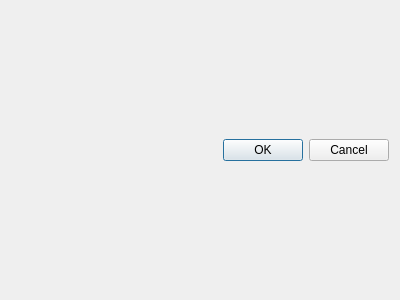
First picture: the form in vertattrsdlg.ui, repository TERRANZ/terragraph2, before the edit.
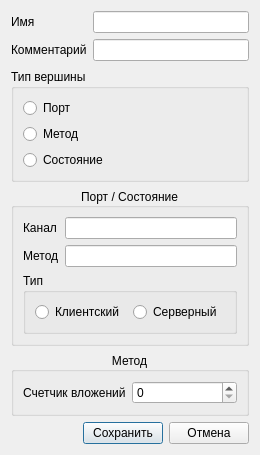
Second picture: the form after the edit.

The edit to the form file:
```diff
--- a/vertattrsdlg.ui
+++ b/vertattrsdlg.ui
@@ -6,24 +6,176 @@
    <rect>
     <x>0</x>
     <y>0</y>
-    <width>400</width>
-    <height>300</height>
+    <width>260</width>
+    <height>455</height>
    </rect>
   </property>
   <property name="windowTitle">
    <string>Dialog</string>
   </property>
-  <layout class="QGridLayout" name="gridLayout">
-   <item row="0" column="0">
-    <widget class="QDialogButtonBox" name="buttonBox">
-     <property name="orientation">
-      <enum>Qt::Horizontal</enum>
+  <layout class="QVBoxLayout" name="verticalLayout_2">
+   <item>
+    <layout class="QFormLayout" name="formLayout">
+     <item row="0" column="0">
+      <widget class="QLabel" name="label">
+       <property name="text">
+        <string>Имя</string>
+       </property>
+      </widget>
+     </item>
+     <item row="1" column="0">
+      <widget class="QLabel" name="label_2">
+       <property name="text">
+        <string>Комментарий</string>
+       </property>
+      </widget>
+     </item>
+     <item row="0" column="1">
+      <widget class="QLineEdit" name="lineEdit"/>
+     </item>
+     <item row="1" column="1">
+      <widget class="QLineEdit" name="lineEdit_2"/>
+     </item>
+    </layout>
+   </item>
+   <item>
+    <widget class="QGroupBox" name="groupBox">
+     <property name="title">
+      <string>Тип вершины</string>
      </property>
-     <property name="standardButtons">
-      <set>QDialogButtonBox::Cancel|QDialogButtonBox::Ok</set>
+     <layout class="QVBoxLayout" name="verticalLayout">
+      <item>
+       <widget class="QRadioButton" name="rbPort">
+        <property name="text">
+         <string>Порт</string>
+        </property>
+       </widget>
+      </item>
+      <item>
+       <widget class="QRadioButton" name="rbMethod">
+        <property name="text">
+         <string>Метод</string>
+        </property>
+       </widget>
+      </item>
+      <item>
+       <widget class="QRadioButton" name="rbState">
+        <property name="text">
+         <string>Состояние</string>
+        </property>
+       </widget>
+      </item>
+     </layout>
+    </widget>
+   </item>
+   <item>
+    <widget class="QGroupBox" name="groupBox_2">
+     <property name="title">
+      <string>Порт / Состояние</string>
      </property>
+     <property name="alignment">
+      <set>Qt::AlignCenter</set>
+     </property>
+     <layout class="QFormLayout" name="formLayout_4">
+      <item row="0" column="0">
+       <widget class="QLabel" name="label_7">
+        <property name="text">
+         <string>Канал</string>
+        </property>
+       </widget>
+      </item>
+      <item row="0" column="1">
+       <widget class="QLineEdit" name="channel"/>
+      </item>
+      <item row="1" column="0">
+       <widget class="QLabel" name="label_6">
+        <property name="text">
+         <string>Метод</string>
+        </property>
+       </widget>
+      </item>
+      <item row="1" column="1">
+       <widget class="QLineEdit" name="method"/>
+      </item>
+      <item row="2" column="0" colspan="2">
+       <widget class="QGroupBox" name="groupBox_4">
+        <property name="title">
+         <string>Тип</string>
+        </property>
+        <layout class="QHBoxLayout" name="horizontalLayout_3">
+         <item>
+          <widget class="QRadioButton" name="client">
+           <property name="text">
+            <string>Клиентский</string>
+           </property>
+          </widget>
+         </item>
+         <item>
+          <widget class="QRadioButton" name="server">
+           <property name="text">
+            <string>Серверный</string>
+           </property>
+          </widget>
+         </item>
+        </layout>
+       </widget>
+      </item>
+     </layout>
     </widget>
    </item>
+   <item>
+    <widget class="QGroupBox" name="groupBox_3">
+     <property name="title">
+      <string>Метод</string>
+     </property>
+     <property name="alignment">
+      <set>Qt::AlignCenter</set>
+     </property>
+     <layout class="QFormLayout" name="formLayout_3">
+      <item row="0" column="0">
+       <widget class="QLabel" name="label_3">
+        <property name="text">
+         <string>Счетчик вложений</string>
+        </property>
+       </widget>
+      </item>
+      <item row="0" column="1">
+       <widget class="QSpinBox" name="counter"/>
+      </item>
+     </layout>
+    </widget>
+   </item>
+   <item>
+    <layout class="QHBoxLayout" name="horizontalLayout">
+     <item>
+      <spacer name="horizontalSpacer">
+       <property name="orientation">
+        <enum>Qt::Horizontal</enum>
+       </property>
+       <property name="sizeHint" stdset="0">
+        <size>
+         <width>40</width>
+         <height>20</height>
+        </size>
+       </property>
+      </spacer>
+     </item>
+     <item>
+      <widget class="QPushButton" name="save">
+       <property name="text">
+        <string>Сохранить</string>
+       </property>
+      </widget>
+     </item>
+     <item>
+      <widget class="QPushButton" name="cancel">
+       <property name="text">
+        <string>Отмена</string>
+       </property>
+      </widget>
+     </item>
+    </layout>
+   </item>
   </layout>
  </widget>
  <resources/>
```
Left out of the diff: 35 changed lines with no effect on the pictures.
